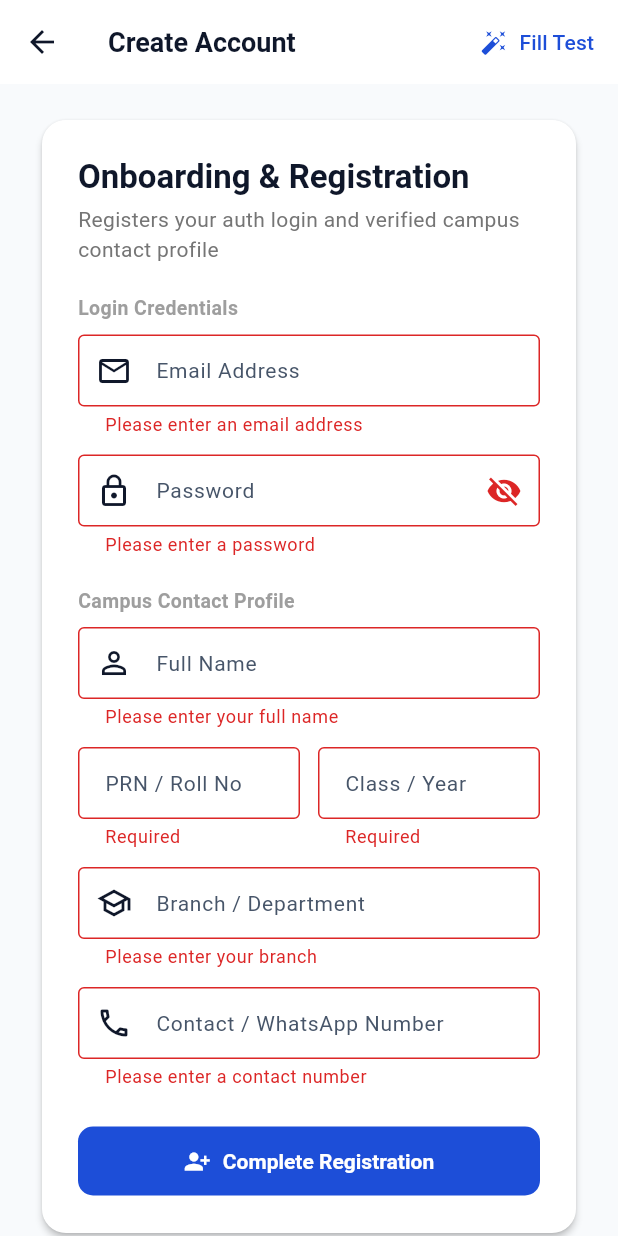
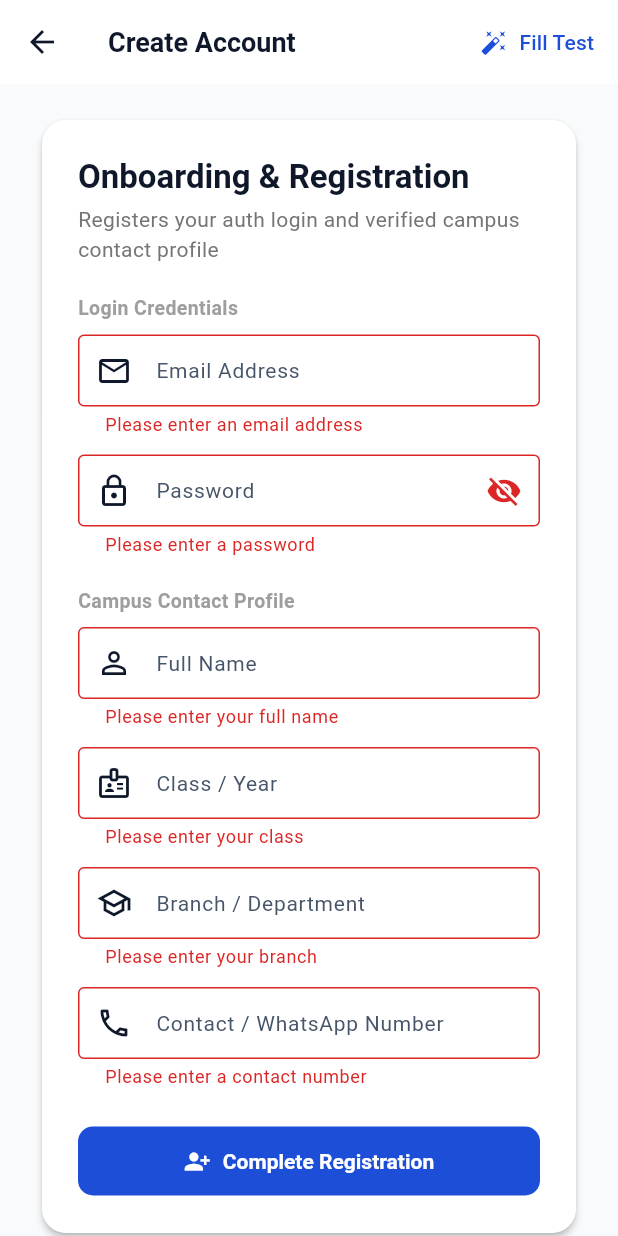
Before and after one commit to ParthGhumade/lost-n-found, a Flutter app: the SignupPage screen opened directly, after a tap on "Complete Registration", on a phone screen of 412 x 824 dp. Run offline on Flutter 3.47's test engine with Material 3 defaults, Android fonts, the phone set to English and light mode, and no system bars; our stand-ins replace image_picker, supabase_flutter; accounts and stored records are empty.

Commit message:
[update]: removed prn from the system

```diff
--- a/frontend/lib/api_service.dart
+++ b/frontend/lib/api_service.dart
@@ -42,7 +42,6 @@ class ApiService {
     required String name,
     required String studentClass,
     required String branch,
-    required String prn,
     required String contactNumber,
   }) async {
     final uid = currentUserId;
@@ -55,7 +54,6 @@ class ApiService {
           'name': name.trim(),
           'class': studentClass.trim(),
           'branch': branch.trim(),
-          'prn': prn.trim(),
           'contact_number': contactNumber.trim(),
         })
         .select()
--- a/frontend/lib/input_sanitizer.dart
+++ b/frontend/lib/input_sanitizer.dart
@@ -103,12 +103,6 @@ class InputSanitizer {
     return cleaned;
   }
 
-  /// Sanitizes PRN / Roll numbers (alphanumeric uppercase, hyphens allowed)
-  static String sanitizePrn(String? rawPrn) {
-    if (rawPrn == null) return '';
-    return rawPrn.toUpperCase().replaceAll(RegExp(r'[^A-Z0-9\-]'), '').trim();
-  }
-
   /// Sanitizes phone numbers: retains leading `+` and digits only
   static String sanitizePhoneNumber(String? rawPhone) {
     if (rawPhone == null) return '';
--- a/frontend/lib/models.dart
+++ b/frontend/lib/models.dart
@@ -72,7 +72,6 @@ class ContactProfile {
   final String name;
   final String studentClass;
   final String branch;
-  final String? prn;
   final String contactNumber;
   final DateTime? createdAt;
 
@@ -81,7 +80,6 @@ class ContactProfile {
     required this.name,
     required this.studentClass,
     required this.branch,
-    this.prn,
     required this.contactNumber,
     this.createdAt,
   });
@@ -92,7 +90,6 @@ class ContactProfile {
       name: json['name'] as String? ?? '',
       studentClass: json['class'] as String? ?? json['studentClass'] as String? ?? '',
       branch: json['branch'] as String? ?? '',
-      prn: json['prn'] as String?,
       contactNumber: json['contact_number'] as String? ?? json['contactNumber'] as String? ?? '',
       createdAt: json['created_at'] != null ? DateTime.tryParse(json['created_at'] as String) : null,
     );
@@ -104,7 +101,6 @@ class ContactProfile {
       'name': name,
       'class': studentClass,
       'branch': branch,
-      if (prn != null) 'prn': prn,
       'contact_number': contactNumber,
     };
   }
--- a/frontend/lib/screens/profile_screen.dart
+++ b/frontend/lib/screens/profile_screen.dart
@@ -110,7 +110,6 @@ class _ProfileScreenState extends State<ProfileScreen> {
     final name = _profile?.name.isNotEmpty == true ? _profile!.name : 'Campus Student';
     final studentClass = _profile?.studentClass ?? 'Class Unassigned';
     final branch = _profile?.branch ?? 'Branch Unassigned';
-    final prn = _profile?.prn;
     final phone = _profile?.contactNumber.isNotEmpty == true ? _profile!.contactNumber : 'Not set';
 
     final initials = name
@@ -269,14 +268,6 @@ class _ProfileScreenState extends State<ProfileScreen> {
                             label: 'Contact Number',
                             value: phone,
                           ),
-                          if (prn != null && prn.isNotEmpty) ...[
-                            const Divider(height: 20),
-                            _buildDetailRow(
-                              icon: Icons.badge_outlined,
-                              label: 'PRN',
-                              value: prn,
-                            ),
-                          ],
                           const Divider(height: 20),
                           _buildDetailRow(
                             icon: Icons.school_outlined,
--- a/frontend/lib/signup_page.dart
+++ b/frontend/lib/signup_page.dart
@@ -18,7 +18,6 @@ class _SignupPageState extends State<SignupPage> {
   final _emailController = TextEditingController();
   final _passwordController = TextEditingController();
   final _nameController = TextEditingController();
-  final _prnController = TextEditingController();
   final _classController = TextEditingController();
   final _branchController = TextEditingController();
   final _phoneController = TextEditingController();
@@ -32,7 +31,6 @@ class _SignupPageState extends State<SignupPage> {
     _emailController.dispose();
     _passwordController.dispose();
     _nameController.dispose();
-    _prnController.dispose();
     _classController.dispose();
     _branchController.dispose();
     _phoneController.dispose();
@@ -46,7 +44,6 @@ class _SignupPageState extends State<SignupPage> {
       _emailController.text = 'student$timestamp@campus.edu';
       _passwordController.text = 'student@123';
       _nameController.text = 'Campus Student $timestamp';
-      _prnController.text = 'PRN$timestamp';
       _classController.text = 'TE - Div B';
       _branchController.text = 'Computer Engineering';
       _phoneController.text = '+91 9876543210';
@@ -65,7 +62,6 @@ class _SignupPageState extends State<SignupPage> {
     final email = _emailController.text.trim();
     final password = _passwordController.text.trim();
     final name = _nameController.text.trim();
-    final prn = _prnController.text.trim();
     final studentClass = _classController.text.trim();
     final branch = _branchController.text.trim();
     final phone = _phoneController.text.trim();
@@ -79,7 +75,6 @@ class _SignupPageState extends State<SignupPage> {
           'name': name,
           'class': studentClass,
           'branch': branch,
-          'prn': prn,
           'contact_number': phone,
         },
       );
@@ -106,7 +101,6 @@ class _SignupPageState extends State<SignupPage> {
           'name': name,
           'class': studentClass,
           'branch': branch,
-          'prn': prn,
           'contact_number': phone,
         });
       }
@@ -298,35 +292,16 @@ class _SignupPageState extends State<SignupPage> {
                             (val == null || val.trim().isEmpty) ? 'Please enter your full name' : null,
                       ),
                       const SizedBox(height: 12),
-                      Row(
-                        children: [
-                          Expanded(
-                            child: TextFormField(
-                              controller: _prnController,
-                              textCapitalization: TextCapitalization.characters,
-                              decoration: const InputDecoration(
-                                labelText: 'PRN / Roll No',
-                                hintText: 'PRN123456',
-                                border: OutlineInputBorder(),
-                              ),
-                              validator: (val) =>
-                                  (val == null || val.trim().isEmpty) ? 'Required' : null,
-                            ),
-                          ),
-                          const SizedBox(width: 12),
-                          Expanded(
-                            child: TextFormField(
+                      TextFormField(
                         controller: _classController,
                         decoration: const InputDecoration(
                           labelText: 'Class / Year',
                           hintText: 'TE - Div A',
+                          prefixIcon: Icon(Icons.badge_outlined),
                           border: OutlineInputBorder(),
                         ),
                         validator: (val) =>
-                                  (val == null || val.trim().isEmpty) ? 'Required' : null,
-                            ),
-                          ),
-                        ],
+                            (val == null || val.trim().isEmpty) ? 'Please enter your class' : null,
                       ),
                       const SizedBox(height: 12),
                       TextFormField(
```
Also changed, not shown: 9 other files. Lines whose indentation alone changed are shown as unchanged.
